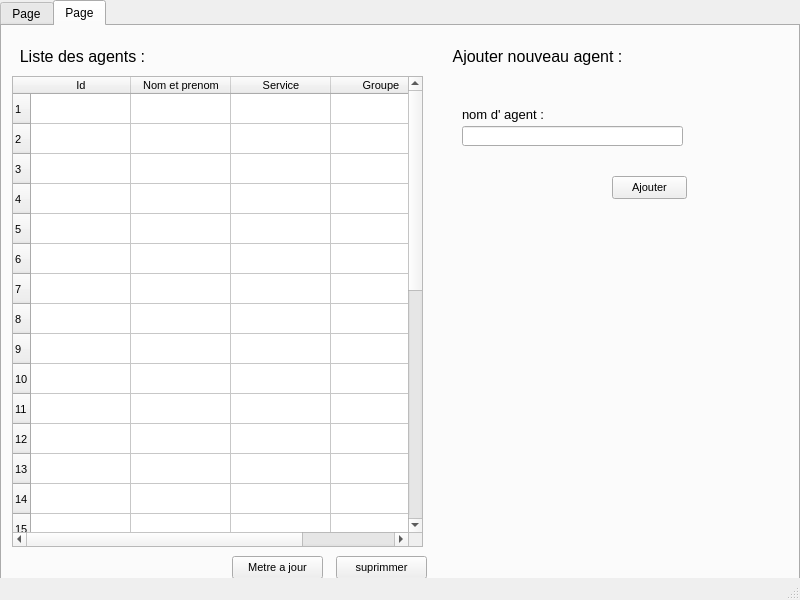
Old version of the form ui/radiologie.ui in the repository otmanLAHRECHE/EPSP_Garde_Project.
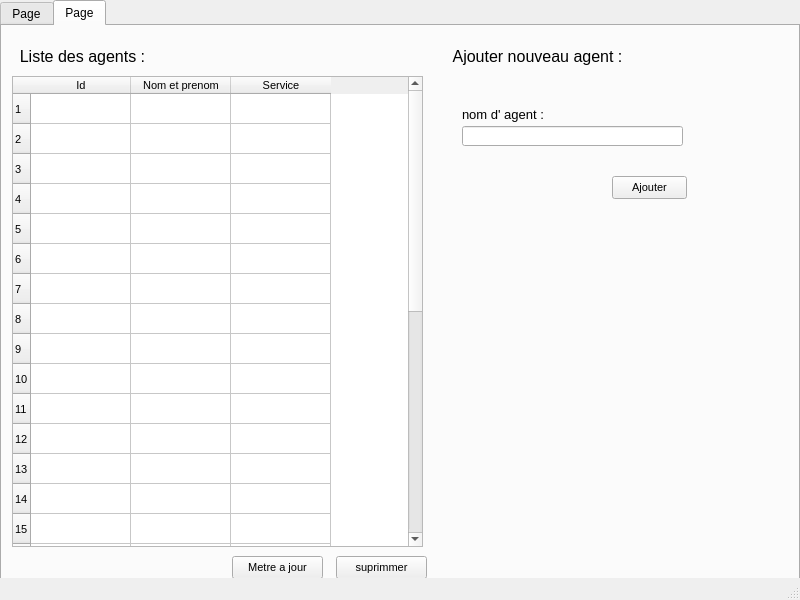
New version of the form. The open tabs and pages were chosen to show the change. Icons and pictures are not drawn.

What changed in the file:
```diff
--- a/ui/radiologie.ui
+++ b/ui/radiologie.ui
@@ -605,11 +605,6 @@
         <string>Service</string>
        </property>
       </column>
-      <column>
-       <property name="text">
-        <string>Groupe</string>
-       </property>
-      </column>
      </widget>
     </widget>
    </widget>
```
